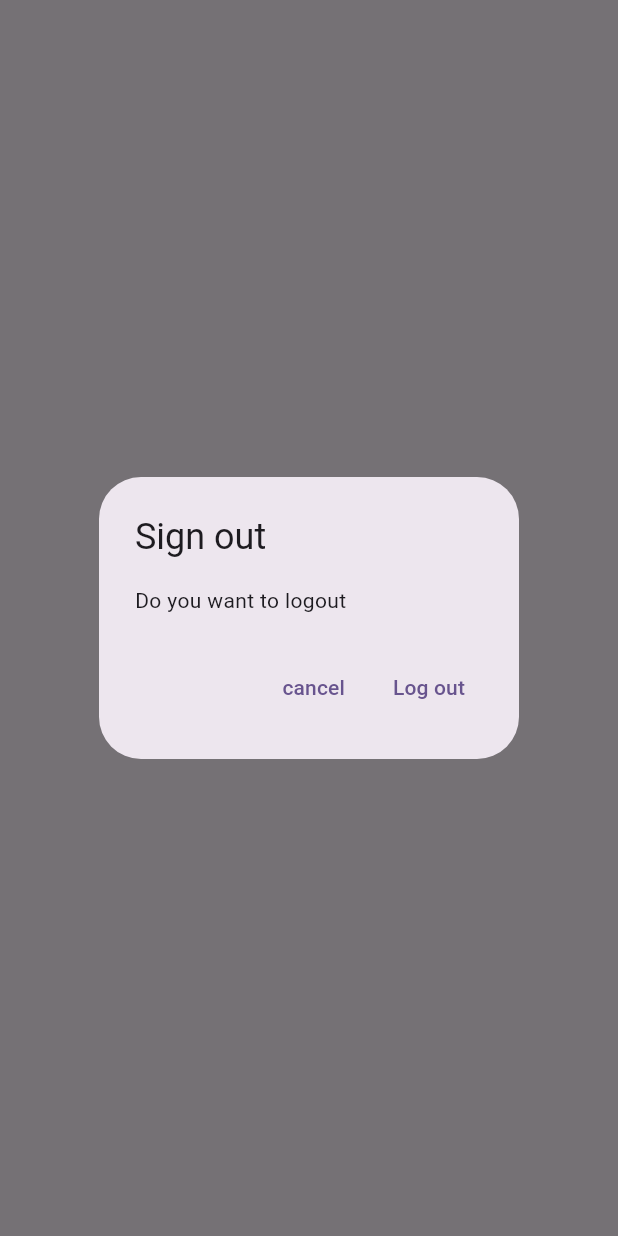
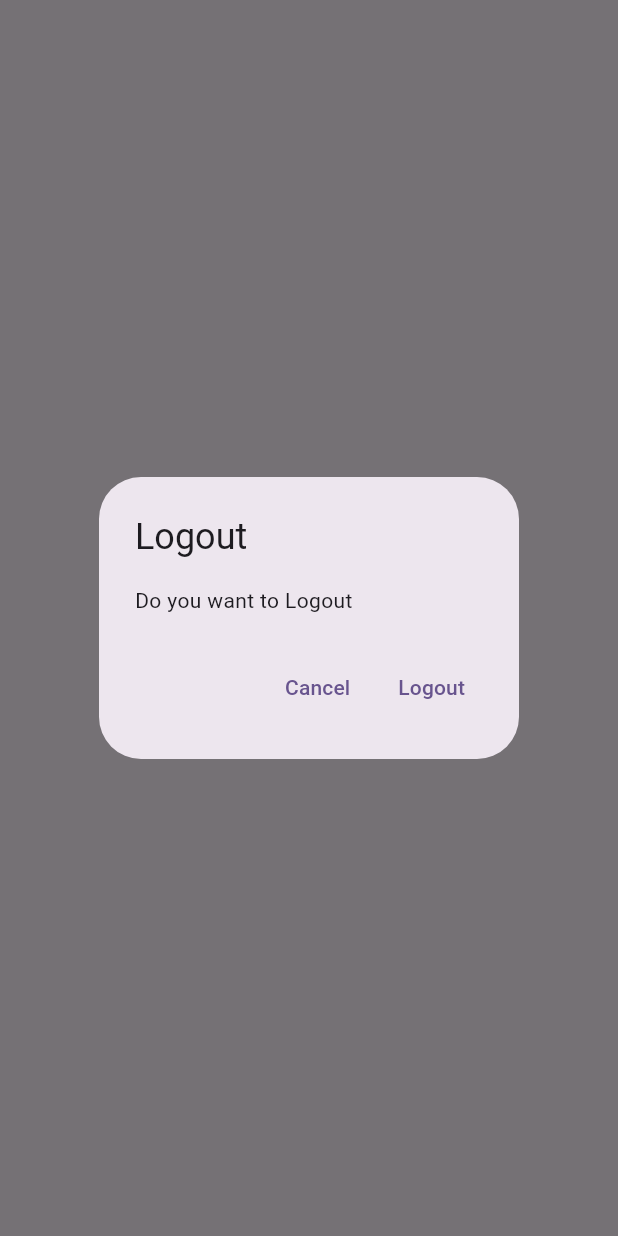
Before and after one commit to nullv0id2004/nvnotes, a Flutter app: what showLogoutDialog() shows on an empty page, opened directly, on a phone screen of 412 x 824 dp. Run offline on Flutter 3.47's test engine with Material 3 defaults, Android fonts, the light colour scheme and no system bars; our stand-ins replace firebase_auth, firebase_core, sqflite; accounts and stored records are empty; network calls fail.

Commit message:
made a generic dialog

```diff
--- /dev/null
+++ b/lib/utility/dialogs/generic_dialog.dart
@@ -0,0 +1,32 @@
+import 'package:flutter/material.dart';
+
+typedef DialogOptionBuilder<T> = Map<String, T?> Function();
+
+Future<T?> showGenericDialog<T>(
+    {required BuildContext context,
+    required String title,
+    required String content,
+    required DialogOptionBuilder optionBuilder}) {
+  final options = optionBuilder();
+  return showDialog<T>(
+      context: context,
+      builder: (context) {
+        return AlertDialog(
+          title: Text(title),
+          content: Text(content),
+          actions: options.keys.map((optionTitle) {
+            final value = options[optionTitle];
+            return TextButton(
+              onPressed: () {
+                if (value != null) {
+                  Navigator.of(context).pop(value);
+                } else {
+                  Navigator.of(context).pop();
+                }
+              },
+              child: Text(optionTitle),
+            );
+          }).toList(),
+        );
+      });
+}
--- /dev/null
+++ b/lib/utility/dialogs/logout_dialogue.dart
@@ -0,0 +1,16 @@
+import 'package:flutter/material.dart';
+import 'package:nvnotes/utility/dialogs/generic_dialog.dart';
+
+Future<bool> showLogoutDialog(BuildContext context) {
+  return showGenericDialog(
+    context: context,
+    title: 'Logout',
+    content: 'Do you want to Logout',
+    optionBuilder: () => {
+      'Cancel': false,
+      'Logout': true,
+    },
+  ).then(
+    (value) => value ?? false,
+  );
+}
--- a/lib/views/notes/notes_view.dart
+++ b/lib/views/notes/notes_view.dart
@@ -3,6 +3,8 @@
 import 'package:nvnotes/enums/menu_actions.dart';
 import 'package:nvnotes/services/auth/auth_service.dart';
 import 'package:nvnotes/services/crud/notes_service.dart';
+import 'package:nvnotes/utility/dialogs/logout_dialogue.dart';
+import 'package:nvnotes/views/notes/notes_list_view.dart';
 
 class NotesView extends StatefulWidget {
   const NotesView({super.key});
@@ -68,15 +70,17 @@
                   switch (snapshot.connectionState) {
                     case ConnectionState.waiting:
                     case ConnectionState.active:
-                      if(snapshot.hasData){
+                      if (snapshot.hasData) {
                         final allNotes = snapshot.data as List<DatabaseNote>;
-                        return ListView.builder(
-                          itemCount: allNotes.length,
-                          itemBuilder: (context,index){
-                            return const Text('item');
+                        return NotesListView(
+                          notes: allNotes,
+                          onDeleteNote: (note) async {
+                            await _notesService.deleteNote(
+                              id: note.id,
+                            );
                           },
                         );
-                      }else{
+                      } else {
                         return const CircularProgressIndicator();
                       }
 
@@ -94,27 +98,3 @@
     );
   }
 }
-
-Future<bool> showLogoutDialog(BuildContext context) {
-  return showDialog(
-    context: context,
-    builder: (context) {
-      return AlertDialog(
-          title: const Text("Sign out"),
-          content: const Text("Do you want to logout"),
-          actions: [
-            TextButton(
-                onPressed: () {
-                  Navigator.of(context).pop(false);
-                },
-                child: const Text("cancel")),
-            TextButton(
-              onPressed: () {
-                Navigator.of(context).pop(true);
-              },
-              child: const Text("Log out"),
-            ),
-          ]);
-    },
-  ).then((value) => value ?? false);
-}
```
Also changed, not shown: lib/services/crud/notes_service.dart (+8 -3 lines), lib/utility/dialogs/delete_dialog.dart (added, +16 -0 lines), lib/utility/dialogs/error_dialogue.dart (added, +16 -0 lines), lib/utility/show_error_dialogue.dart (deleted, +0 -24 lines), lib/views/login_view.dart (+5 -5 lines), lib/views/notes/notes_list_view.dart (added, +42 -0 lines), lib/views/register_view.dart (+5 -5 lines).
